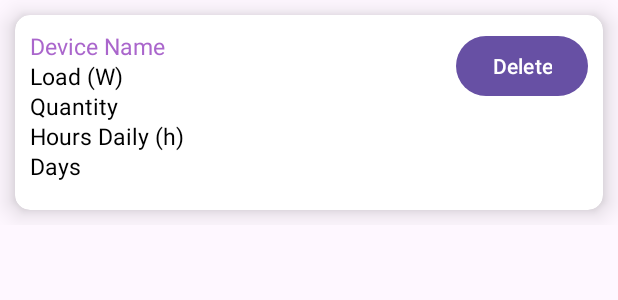
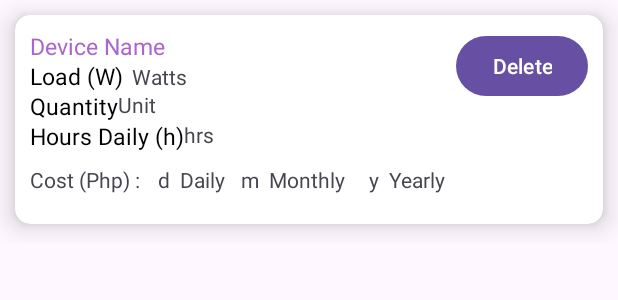
Before and after one commit to Thirdeyee1/Electric-Bill-Calculator-App, an Android app: the layout card.xml on its own in the app's theme, with its tools: preview values and no code run, on a phone screen of 412 x 824 dp. Shown: the top 300 px of the screen. Run offline under Robolectric (Android 15) with nearby library versions, the phone set to English and light mode, and no system bars.

Commit message:
Added Calculation Within Card
wa pa sa nako gi gamit ang month1, month2, ug month3. nag assume rko nga 11.85 ang average rate sa 3 months.

so once maka input na ang user sa card, mu calculate ra na dayun once ma tap ang "OK" and i display sa slot

```diff
--- a/app/src/main/java/com/example/softdev/MainActivity.java
+++ b/app/src/main/java/com/example/softdev/MainActivity.java
@@ -43,7 +43,6 @@ public class MainActivity extends AppCompatActivity {
         final EditText load = view.findViewById(R.id.loadEdit);
         final EditText quantity = view.findViewById(R.id.quantityEdit);
         final EditText hrsDaily = view.findViewById(R.id.hrsDailyEdit);
-        final EditText days = view.findViewById(R.id.daysEdit);
 
         builder.setView(view);
         builder.setTitle("Enter Details")
@@ -54,9 +53,8 @@ public class MainActivity extends AppCompatActivity {
                         String loadStr = load.getText().toString();
                         String quantityStr = quantity.getText().toString();
                         String hrsDailyStr = hrsDaily.getText().toString();
-                        String daysStr = days.getText().toString();
 
-                        addCard(nameStr, loadStr, quantityStr, hrsDailyStr, daysStr);
+                        addCard(nameStr, loadStr, quantityStr, hrsDailyStr);
 
 
                     }
@@ -71,14 +69,17 @@ public class MainActivity extends AppCompatActivity {
         dialog = builder.create();
     }
 
-    private void addCard(String name, String load, String quantity, String hrsDaily, String days) {
+    private void addCard(String name, String load, String quantity, String hrsDaily) {
         final View view = getLayoutInflater().inflate(R.layout.card, null);
 
         TextView nameView = view.findViewById(R.id.name);
         TextView loadView = view.findViewById(R.id.load);
         TextView quantityView = view.findViewById(R.id.quantity);
         TextView hrsDailyView = view.findViewById(R.id.hrsDaily);
-        TextView daysDailyView = view.findViewById(R.id.days);
+
+        TextView viewD = view.findViewById(R.id.costDaily);
+        TextView viewM = view.findViewById(R.id.costMonthly);
+        TextView viewY = view.findViewById(R.id.costYearly);
 
         Button delete = view.findViewById(R.id.delete);
 
@@ -86,7 +87,14 @@ public class MainActivity extends AppCompatActivity {
         loadView.setText(load);
         quantityView.setText(quantity);
         hrsDailyView.setText(hrsDaily);
-        daysDailyView.setText(days);
+
+        double l = Double.parseDouble(load);
+        double q = Double.parseDouble(quantity);
+        double h = Double.parseDouble(hrsDaily);
+
+        viewD.setText(String.format("%.2f", 11.85*l/1000*q*h));
+        viewM.setText(String.format("%.2f", 11.85*l/1000*q*h*31));
+        viewY.setText(String.format("%.2f", 11.85*l/1000*q*h*365.25));
 
         delete.setOnClickListener(new View.OnClickListener() {
             @Override
--- a/app/src/main/res/layout/card.xml
+++ b/app/src/main/res/layout/card.xml
@@ -1,25 +1,27 @@
 <?xml version="1.0" encoding="utf-8"?>
 <RelativeLayout xmlns:android="http://schemas.android.com/apk/res/android"
+    xmlns:app="http://schemas.android.com/apk/res-auto"
     android:layout_width="match_parent"
-    android:layout_height="match_parent"
-    xmlns:app="http://schemas.android.com/apk/res-auto">
-
+    android:layout_height="match_parent">
 
 
     <RelativeLayout
         android:layout_width="match_parent"
-        android:layout_height="150dp">
+        android:layout_height="162dp">
 
         <androidx.cardview.widget.CardView
-            android:layout_width="match_parent"
-            android:layout_height="150dp"
-            android:layout_margin="10dp"
+            android:layout_width="wrap_content"
+            android:layout_height="wrap_content"
+            android:layout_marginStart="10dp"
+            android:layout_marginTop="10dp"
+            android:layout_marginEnd="10dp"
+            android:layout_marginBottom="10dp"
             app:cardCornerRadius="10dp"
             app:cardElevation="10dp">
 
             <RelativeLayout
                 android:layout_width="match_parent"
-                android:layout_height="150dp"
+                android:layout_height="139dp"
                 android:padding="10dp">
 
                 <TextView
@@ -29,7 +31,7 @@
                     android:text="Device Name"
                     android:textColor="@android:color/holo_purple"
                     android:textFontWeight="1000"
-                    android:textSize="15sp"/>
+                    android:textSize="15sp" />
 
                 <TextView
                     android:id="@+id/load"
@@ -40,41 +42,123 @@
                     android:textColor="#000000"
                     android:textFontWeight="1000"
                     android:textSize="15sp" />
+
                 <TextView
                     android:id="@+id/quantity"
                     android:layout_width="wrap_content"
                     android:layout_height="wrap_content"
+                    android:layout_marginTop="40dp"
                     android:text="Quantity"
                     android:textColor="#000000"
                     android:textFontWeight="1000"
-                    android:layout_marginTop="40dp"
-                    android:textSize="15sp"/>
+                    android:textSize="15sp" />
+
                 <TextView
                     android:id="@+id/hrsDaily"
                     android:layout_width="wrap_content"
                     android:layout_height="wrap_content"
+                    android:layout_marginTop="60dp"
                     android:text="Hours Daily (h)"
                     android:textColor="#000000"
                     android:textFontWeight="1000"
-                    android:layout_marginTop="60dp"
-                    android:textSize="15sp"/>
-                <TextView
-                    android:id="@+id/days"
-                    android:layout_width="wrap_content"
-                    android:layout_height="wrap_content"
-                    android:text="Days"
-                    android:textColor="#000000"
-                    android:textFontWeight="1000"
-                    android:layout_marginTop="80dp"
-                    android:textSize="15sp"/>
+                    android:textSize="15sp" />
 
                 <Button
                     android:id="@+id/delete"
                     android:layout_width="wrap_content"
                     android:layout_height="wrap_content"
                     android:layout_alignParentEnd="true"
-                    android:text="Delete"
-                    android:layout_alignParentRight="true" />
+                    android:layout_alignParentRight="true"
+                    android:text="Delete" />
+
+                <TextView
+                    android:id="@+id/costLabel"
+                    android:layout_width="85dp"
+                    android:layout_height="wrap_content"
+                    android:layout_alignParentBottom="true"
+                    android:layout_marginBottom="10dp"
+                    android:text="Cost (Php) :" />
+
+                <TextView
+                    android:id="@+id/costDaily"
+                    android:layout_width="wrap_content"
+                    android:layout_height="wrap_content"
+                    android:layout_alignParentBottom="true"
+                    android:layout_centerHorizontal="false"
+                    android:layout_marginBottom="10dp"
+                    android:layout_toRightOf="@id/costLabel"
+                    android:text="d" />
+
+                <TextView
+                    android:id="@+id/dailyLabel"
+                    android:layout_width="47dp"
+                    android:layout_height="wrap_content"
+                    android:layout_alignParentBottom="true"
+                    android:layout_marginBottom="10dp"
+                    android:layout_toRightOf="@id/costDaily"
+                    android:text="  Daily" />
+
+                <TextView
+                    android:id="@+id/costMonthly"
+                    android:layout_width="wrap_content"
+                    android:layout_height="wrap_content"
+                    android:layout_alignParentBottom="true"
+                    android:layout_marginBottom="10dp"
+                    android:layout_toRightOf="@id/dailyLabel"
+                    android:text="m" />
+
+                <TextView
+                    android:id="@+id/monthlyLabel"
+                    android:layout_width="73dp"
+                    android:layout_height="wrap_content"
+                    android:layout_alignParentBottom="true"
+                    android:layout_marginBottom="10dp"
+                    android:layout_toRightOf="@id/costMonthly"
+                    android:text="  Monthly" />
+
+                <TextView
+                    android:id="@+id/costYearly"
+                    android:layout_width="wrap_content"
+                    android:layout_height="wrap_content"
+                    android:layout_alignParentBottom="true"
+                    android:layout_marginBottom="10dp"
+                    android:layout_toRightOf="@id/monthlyLabel"
+                    android:text="y" />
+
+                <TextView
+                    android:id="@+id/yearlyLabel"
+                    android:layout_width="wrap_content"
+                    android:layout_height="wrap_content"
+                    android:layout_alignParentBottom="true"
+                    android:layout_marginBottom="10dp"
+                    android:layout_toRightOf="@id/costYearly"
+                    android:text="  Yearly" />
+
+                <TextView
+                    android:id="@+id/loadLabel"
+                    android:layout_width="wrap_content"
+                    android:layout_height="wrap_content"
+                    android:layout_alignTop="@id/load"
+                    android:layout_marginLeft="2dp"
+                    android:layout_marginTop="1dp"
+                    android:layout_toRightOf="@id/load"
+                    android:text=" Watts" />
+
+                <TextView
+                    android:id="@+id/quantityLabel"
+                    android:layout_width="wrap_content"
+                    android:layout_height="wrap_content"
+                    android:layout_alignTop="@id/quantity"
+                    android:layout_toRightOf="@id/quantity"
+                    android:text="Unit" />
+
+                <TextView
+                    android:id="@+id/hrsLabel"
+                    android:layout_width="wrap_content"
+                    android:layout_height="wrap_content"
+                    android:layout_alignTop="@id/hrsDaily"
+                    android:layout_toRightOf="@id/hrsDaily"
+                    android:text="hrs" />
 
             </RelativeLayout>
         </androidx.cardview.widget.CardView>
--- a/app/src/main/res/layout/dialog.xml
+++ b/app/src/main/res/layout/dialog.xml
@@ -35,13 +35,6 @@
             android:layout_marginTop="120dp"
             android:hint="Hours Daily (h)"
             android:textSize="20dp"/>
-        <EditText
-            android:id="@+id/daysEdit"
-            android:layout_width="match_parent"
-            android:layout_height="wrap_content"
-            android:layout_marginTop="160dp"
-            android:hint="Days"
-            android:textSize="20dp"/>
 
     </RelativeLayout>
 
--- a/build.gradle.kts
+++ b/build.gradle.kts
@@ -1,4 +1,4 @@
 // Top-level build file where you can add configuration options common to all sub-projects/modules.
 plugins {
-    id("com.android.application") version "8.1.2" apply false
+    id("com.android.application") version "8.1.3" apply false
 }
```
